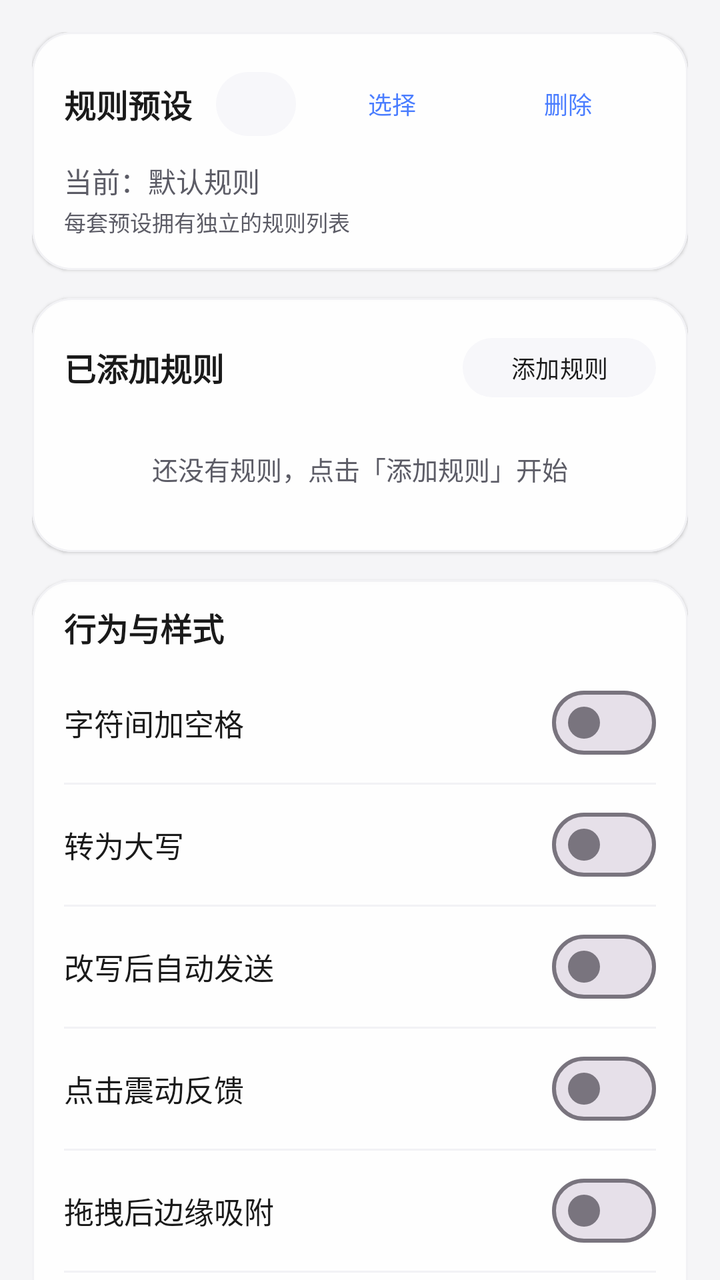
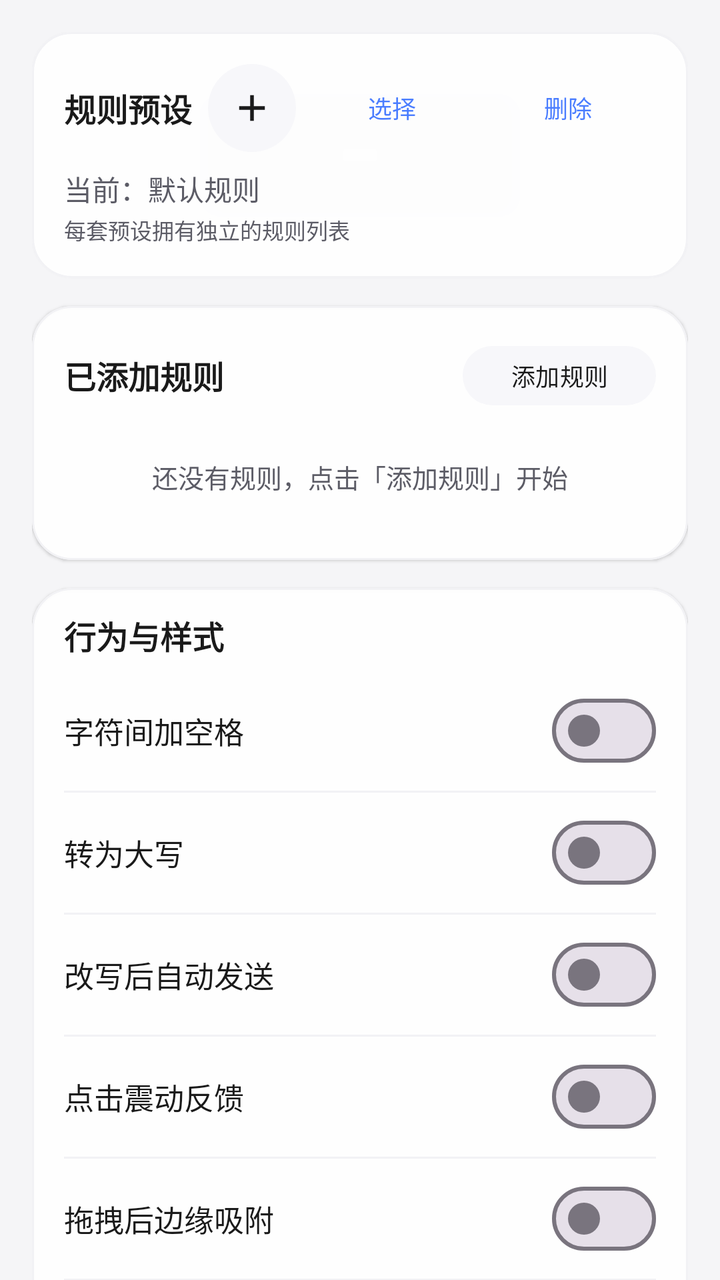

Two renders of the same Android screen: before a commit and after it. Below are the layout's source before the change and the commit's diff.
<!-- AndroidManifest.xml: application theme Theme.NekoType -->
<!-- res/layout/fragment_rules.xml -->
<?xml version="1.0" encoding="utf-8"?>
<androidx.core.widget.NestedScrollView xmlns:android="http://schemas.android.com/apk/res/android"
    xmlns:app="http://schemas.android.com/apk/res-auto"
    android:layout_width="match_parent"
    android:layout_height="match_parent"
    android:fillViewport="true">

    <LinearLayout
        android:layout_width="match_parent"
        android:layout_height="wrap_content"
        android:orientation="vertical"
        android:padding="16dp">

        
        <com.google.android.material.card.MaterialCardView
            android:layout_width="match_parent"
            android:layout_height="wrap_content"
            app:cardCornerRadius="20dp"
            app:cardElevation="1dp"
            app:strokeColor="?attr/colorOutlineVariant"
            app:strokeWidth="1dp"
            app:cardBackgroundColor="?attr/colorSurface">
            <LinearLayout
                android:layout_width="match_parent"
                android:layout_height="wrap_content"
                android:orientation="vertical"
                android:padding="16dp">

                <LinearLayout
                    android:layout_width="match_parent"
                    android:layout_height="wrap_content"
                    android:orientation="horizontal"
                    android:gravity="center_vertical">
                    <TextView
                        android:layout_width="0dp"
                        android:layout_height="wrap_content"
                        android:layout_weight="1"
                        android:text="@string/t39"
                        android:textSize="16sp"
                        android:textStyle="bold"
                        android:textColor="?attr/colorOnSurface"/>
                    
                    <com.google.android.material.button.MaterialButton
                        android:id="@+id/btnAddPreset"
                        style="@style/Widget.Material3.Button.TonalButton"
                        android:layout_width="40dp"
                        android:layout_height="40dp"
                        android:minWidth="0dp"
                        android:minHeight="0dp"
                        android:text="+"
                        android:textSize="20sp"
                        android:textStyle="bold"
                        android:contentDescription="@string/t41"/>
                    <com.google.android.material.button.MaterialButton
                        android:id="@+id/btnSelectRule"
                        style="@style/Widget.Material3.Button.TextButton"
                        android:layout_width="wrap_content"
                        android:layout_height="wrap_content"
                        android:minHeight="36dp"
                        android:textSize="12sp"
                        android:text="@string/t41"
                        android:layout_marginStart="4dp"/>
                    <com.google.android.material.button.MaterialButton
                        android:id="@+id/btnDeleteRule"
                        style="@style/Widget.Material3.Button.TextButton"
                        android:layout_width="wrap_content"
                        android:layout_height="wrap_content"
                        android:minHeight="36dp"
                        android:textSize="12sp"
                        android:text="@string/t42"/>
                </LinearLayout>

                <TextView
                    android:id="@+id/tvActiveRule"
                    android:layout_width="match_parent"
                    android:layout_height="wrap_content"
                    android:text="@string/t40"
                    android:textSize="14sp"
                    android:textColor="?attr/colorOnSurfaceVariant"
                    android:layout_marginTop="8dp"/>
                <TextView
                    android:layout_width="match_parent"
                    android:layout_height="wrap_content"
                    android:text="@string/t43"
                    android:textSize="11sp"
                    android:textColor="?attr/colorOnSurfaceVariant"
                    android:layout_marginTop="2dp"/>
            </LinearLayout>
        </com.google.android.material.card.MaterialCardView>

        
        <com.google.android.material.card.MaterialCardView
            android:layout_width="match_parent"
            android:layout_height="wrap_content"
            app:cardCornerRadius="20dp"
            app:cardElevation="1dp"
            app:strokeColor="?attr/colorOutlineVariant"
            app:strokeWidth="1dp"
            app:cardBackgroundColor="?attr/colorSurface"
            android:layout_marginTop="14dp">
            <LinearLayout
                android:layout_width="match_parent"
                android:layout_height="wrap_content"
                android:orientation="vertical"
                android:padding="16dp">

                <LinearLayout
                    android:layout_width="match_parent"
                    android:layout_height="wrap_content"
                    android:orientation="horizontal"
                    android:gravity="center_vertical">
                    <TextView
                        android:layout_width="0dp"
                        android:layout_height="wrap_content"
                        android:layout_weight="1"
                        android:text="@string/t44"
                        android:textSize="16sp"
                        android:textStyle="bold"
                        android:textColor="?attr/colorOnSurface"/>
                    <com.google.android.material.button.MaterialButton
                        android:id="@+id/btnAddRule"
                        style="@style/Widget.Material3.Button.TonalButton"
                        android:layout_width="wrap_content"
                        android:layout_height="wrap_content"
                        android:minHeight="36dp"
                        android:textSize="12sp"
                        android:text="@string/t45"/>
                </LinearLayout>

                <LinearLayout
                    android:id="@+id/llRuleList"
                    android:layout_width="match_parent"
                    android:layout_height="wrap_content"
                    android:orientation="vertical"
                    android:layout_marginTop="6dp"/>

                <TextView
                    android:id="@+id/tvEmptyRules"
                    android:layout_width="match_parent"
                    android:layout_height="wrap_content"
                    android:text="@string/t46"
                    android:textSize="13sp"
                    android:textColor="?attr/colorOnSurfaceVariant"
                    android:gravity="center"
                    android:paddingTop="16dp"
                    android:paddingBottom="16dp"/>
            </LinearLayout>
        </com.google.android.material.card.MaterialCardView>

        
        <com.google.android.material.card.MaterialCardView
            android:layout_width="match_parent"
            android:layout_height="wrap_content"
            app:cardCornerRadius="20dp"
            app:cardElevation="1dp"
            app:strokeColor="?attr/colorOutlineVariant"
            app:strokeWidth="1dp"
            app:cardBackgroundColor="?attr/colorSurface"
            android:layout_marginTop="14dp">
            <LinearLayout
                android:layout_width="match_parent"
                android:layout_height="wrap_content"
                android:orientation="vertical"
                android:paddingStart="16dp"
                android:paddingEnd="16dp"
                android:paddingTop="12dp"
                android:paddingBottom="8dp">

                <TextView
                    android:layout_width="wrap_content"
                    android:layout_height="wrap_content"
                    android:text="@string/t47"
                    android:textSize="16sp"
                    android:textStyle="bold"
                    android:textColor="?attr/colorOnSurface"
                    android:paddingBottom="6dp"/>

                <LinearLayout
                    android:layout_width="match_parent"
                    android:layout_height="wrap_content"
                    android:orientation="horizontal"
                    android:gravity="center_vertical"
                    android:paddingTop="6dp"
                    android:paddingBottom="6dp">
                    <TextView
                        android:layout_width="0dp"
                        android:layout_height="wrap_content"
                        android:layout_weight="1"
                        android:text="@string/t48"
                        android:textSize="15sp"
                        android:textColor="?attr/colorOnSurface"/>
                    <com.google.android.material.materialswitch.MaterialSwitch
                        android:id="@+id/swStyleSpaced"
                        android:layout_width="wrap_content"
                        android:layout_height="wrap_content"/>
                </LinearLayout>
                <View android:layout_width="match_parent" android:layout_height="1dp" android:background="?attr/colorOutlineVariant"/>

                <LinearLayout
                    android:layout_width="match_parent"
                    android:layout_height="wrap_content"
                    android:orientation="horizontal"
                    android:gravity="center_vertical"
                    android:paddingTop="6dp"
                    android:paddingBottom="6dp">
                    <TextView
                        android:layout_width="0dp"
                        android:layout_height="wrap_content"
                        android:layout_weight="1"
                        android:text="@string/t49"
                        android:textSize="15sp"
                        android:textColor="?attr/colorOnSurface"/>
                    <com.google.android.material.materialswitch.MaterialSwitch
                        android:id="@+id/swStyleUpper"
                        android:layout_width="wrap_content"
                        android:layout_height="wrap_content"/>
                </LinearLayout>
                <View android:layout_width="match_parent" android:layout_height="1dp" android:background="?attr/colorOutlineVariant"/>

                <LinearLayout
                    android:layout_width="match_parent"
                    android:layout_height="wrap_content"
                    android:orientation="horizontal"
                    android:gravity="center_vertical"
                    android:paddingTop="6dp"
                    android:paddingBottom="6dp">
                    <TextView
                        android:layout_width="0dp"
                        android:layout_height="wrap_content"
                        android:layout_weight="1"
                        android:text="@string/t50"
                        android:textSize="15sp"
                        android:textColor="?attr/colorOnSurface"/>
                    <com.google.android.material.materialswitch.MaterialSwitch
                        android:id="@+id/swAutoSend"
                        android:layout_width="wrap_content"
                        android:layout_height="wrap_content"/>
                </LinearLayout>
                <View android:layout_width="match_parent" android:layout_height="1dp" android:background="?attr/colorOutlineVariant"/>

                <LinearLayout
                    android:layout_width="match_parent"
                    android:layout_height="wrap_content"
                    android:orientation="horizontal"
                    android:gravity="center_vertical"
                    android:paddingTop="6dp"
                    android:paddingBottom="6dp">
                    <TextView
                        android:layout_width="0dp"
                        android:layout_height="wrap_content"
                        android:layout_weight="1"
                        android:text="@string/t51"
                        android:textSize="15sp"
                        android:textColor="?attr/colorOnSurface"/>
                    <com.google.android.material.materialswitch.MaterialSwitch
                        android:id="@+id/swHaptic"
                        android:layout_width="wrap_content"
                        android:layout_height="wrap_content"/>
                </LinearLayout>
                <View android:layout_width="match_parent" android:layout_height="1dp" android:background="?attr/colorOutlineVariant"/>

                <LinearLayout
                    android:layout_width="match_parent"
                    android:layout_height="wrap_content"
                    android:orientation="horizontal"
                    android:gravity="center_vertical"
                    android:paddingTop="6dp"
                    android:paddingBottom="6dp">
                    <TextView
                        android:layout_width="0dp"
                        android:layout_height="wrap_content"
                        android:layout_weight="1"
                        android:text="@string/t52"
                        android:textSize="15sp"
                        android:textColor="?attr/colorOnSurface"/>
                    <com.google.android.material.materialswitch.MaterialSwitch
                        android:id="@+id/swSnap"
                        android:layout_width="wrap_content"
                        android:layout_height="wrap_content"/>
                </LinearLayout>
                <View android:layout_width="match_parent" android:layout_height="1dp" android:background="?attr/colorOutlineVariant"/>

                <LinearLayout
                    android:layout_width="match_parent"
                    android:layout_height="wrap_content"
                    android:orientation="horizontal"
                    android:gravity="center_vertical"
                    android:paddingTop="6dp"
                    android:paddingBottom="6dp">
                    <TextView
                        android:layout_width="0dp"
                        android:layout_height="wrap_content"
                        android:layout_weight="1"
                        android:text="@string/t53"
                        android:textSize="15sp"
                        android:textColor="?attr/colorOnSurface"/>
                    <com.google.android.material.materialswitch.MaterialSwitch
                        android:id="@+id/swSilentModify"
                        android:layout_width="wrap_content"
                        android:layout_height="wrap_content"/>
                </LinearLayout>
                <TextView
                    android:layout_width="match_parent"
                    android:layout_height="wrap_content"
                    android:text="@string/t54"
                    android:textSize="11sp"
                    android:textColor="?attr/colorOnSurfaceVariant"/>
                <View android:layout_width="match_parent" android:layout_height="1dp" android:background="?attr/colorOutlineVariant"/>

                <LinearLayout
                    android:layout_width="match_parent"
                    android:layout_height="wrap_content"
                    android:orientation="horizontal"
                    android:gravity="center_vertical"
                    android:paddingTop="6dp"
                    android:paddingBottom="6dp">
                    <TextView
                        android:layout_width="0dp"
                        android:layout_height="wrap_content"
                        android:layout_weight="1"
                        android:text="@string/t57"
                        android:textSize="15sp"
                        android:textColor="?attr/colorOnSurface"/>
                    <com.google.android.material.materialswitch.MaterialSwitch
                        android:id="@+id/swPunctTrigger"
                        android:layout_width="wrap_content"
                        android:layout_height="wrap_content"/>
                </LinearLayout>
                <TextView
                    android:layout_width="match_parent"
                    android:layout_height="wrap_content"
                    android:text="@string/t58"
                    android:textSize="11sp"
                    android:textColor="?attr/colorOnSurfaceVariant"/>
                
                <com.google.android.material.textfield.TextInputLayout
                    android:id="@+id/tilPunctChars"
                    android:layout_width="match_parent"
                    android:layout_height="wrap_content"
                    android:layout_marginTop="6dp"
                    app:hintEnabled="false"
                    app:boxBackgroundMode="outline">
                    <com.google.android.material.textfield.TextInputEditText
                        android:id="@+id/etPunctChars"
                        android:layout_width="match_parent"
                        android:layout_height="wrap_content"
                        android:hint="自定义触发标点（如 。！？，）"
                        android:textSize="14sp"
                        android:inputType="text"
                        android:maxLines="1"/>
                </com.google.android.material.textfield.TextInputLayout>
                <View android:layout_width="match_parent" android:layout_height="1dp" android:background="?attr/colorOutlineVariant"/>

                <LinearLayout
                    android:layout_width="match_parent"
                    android:layout_height="wrap_content"
                    android:orientation="horizontal"
                    android:gravity="center_vertical"
                    android:paddingTop="6dp"
                    android:paddingBottom="6dp">
                    <TextView
                        android:layout_width="0dp"
                        android:layout_height="wrap_content"
                        android:layout_weight="1"
                        android:text="@string/t59"
                        android:textSize="15sp"
                        android:textColor="?attr/colorOnSurface"/>
                    <com.google.android.material.materialswitch.MaterialSwitch
                        android:id="@+id/swEmoticon"
                        android:layout_width="wrap_content"
                        android:layout_height="wrap_content"/>
                </LinearLayout>
                <TextView
                    android:layout_width="match_parent"
                    android:layout_height="wrap_content"
                    android:text="@string/t60"
                    android:textSize="11sp"
                    android:textColor="?attr/colorOnSurfaceVariant"/>
                <View android:layout_width="match_parent" android:layout_height="1dp" android:background="?attr/colorOutlineVariant"/>

                <LinearLayout
                    android:layout_width="match_parent"
                    android:layout_height="wrap_content"
                    android:orientation="horizontal"
                    android:gravity="center_vertical"
                    android:paddingTop="6dp"
                    android:paddingBottom="6dp">
                    <TextView
                        android:layout_width="0dp"
                        android:layout_height="wrap_content"
                        android:layout_weight="1"
                        android:text="@string/t1001"
                        android:textSize="15sp"
                        android:textColor="?attr/colorOnSurface"/>
                    <com.google.android.material.materialswitch.MaterialSwitch
                        android:id="@+id/swDeleteOptimize"
                        android:layout_width="wrap_content"
                        android:layout_height="wrap_content"/>
                </LinearLayout>
                <TextView
                    android:layout_width="match_parent"
                    android:layout_height="wrap_content"
                    android:text="@string/t1002"
                    android:textSize="11sp"
                    android:textColor="?attr/colorOnSurfaceVariant"/>
                <View android:layout_width="match_parent" android:layout_height="1dp" android:background="?attr/colorOutlineVariant"/>

                <LinearLayout
                    android:layout_width="match_parent"
                    android:layout_height="wrap_content"
                    android:orientation="horizontal"
                    android:gravity="center_vertical"
                    android:paddingTop="6dp"
                    android:paddingBottom="6dp">
                    <TextView
                        android:layout_width="0dp"
                        android:layout_height="wrap_content"
                        android:layout_weight="1"
                        android:text="@string/t1003"
                        android:textSize="15sp"
                        android:textColor="?attr/colorOnSurface"/>
                    <com.google.android.material.materialswitch.MaterialSwitch
                        android:id="@+id/swVoiceOptimize"
                        android:layout_width="wrap_content"
                        android:layout_height="wrap_content"/>
                </LinearLayout>
                <TextView
                    android:layout_width="match_parent"
                    android:layout_height="wrap_content"
                    android:text="@string/t1004"
                    android:textSize="11sp"
                    android:textColor="?attr/colorOnSurfaceVariant"/>
                <View android:layout_width="match_parent" android:layout_height="1dp" android:background="?attr/colorOutlineVariant"/>

                <LinearLayout
                    android:layout_width="match_parent"
                    android:layout_height="wrap_content"
                    android:orientation="horizontal"
                    android:gravity="center_vertical"
                    android:paddingTop="6dp"
                    android:paddingBottom="6dp">
                    <TextView
                        android:layout_width="0dp"
                        android:layout_height="wrap_content"
                        android:layout_weight="1"
                        android:text="@string/i43"
                        android:textSize="15sp"
                        android:textColor="?attr/colorOnSurface"/>
                    <com.google.android.material.materialswitch.MaterialSwitch
                        android:id="@+id/swPriorityGlobal"
                        android:layout_width="wrap_content"
                        android:layout_height="wrap_content"/>
                </LinearLayout>
                <TextView
                    android:layout_width="match_parent"
                    android:layout_height="wrap_content"
                    android:text="@string/i44"
                    android:textSize="11sp"
                    android:textColor="?attr/colorOnSurfaceVariant"/>
            </LinearLayout>
        </com.google.android.material.card.MaterialCardView>

        
        <com.google.android.material.card.MaterialCardView
            android:layout_width="match_parent"
            android:layout_height="wrap_content"
            app:cardCornerRadius="20dp"
            app:cardElevation="1dp"
            app:strokeColor="?attr/colorOutlineVariant"
            app:strokeWidth="1dp"
            app:cardBackgroundColor="?attr/colorSurface"
            android:layout_marginTop="14dp"
            android:layout_marginBottom="28dp">
            <LinearLayout
                android:layout_width="match_parent"
                android:layout_height="wrap_content"
                android:orientation="vertical"
                android:padding="16dp">

                <TextView
                    android:layout_width="wrap_content"
                    android:layout_height="wrap_content"
                    android:text="@string/t69"
                    android:textSize="16sp"
                    android:textStyle="bold"
                    android:textColor="?attr/colorOnSurface"/>
                <TextView
                    android:layout_width="wrap_content"
                    android:layout_height="wrap_content"
                    android:text="@string/t70"
                    android:textSize="11sp"
                    android:textColor="?attr/colorOnSurfaceVariant"
                    android:layout_marginTop="10dp"/>
                <EditText
                    android:id="@+id/etPreviewInput"
                    android:layout_width="match_parent"
                    android:layout_height="wrap_content"
                    android:background="@drawable/bg_bubble_in"
                    android:hint="@string/i2"
                    android:inputType="textMultiLine"
                    android:minHeight="52dp"
                    android:padding="14dp"
                    android:gravity="top|start"
                    android:textColor="?attr/colorOnSurface"
                    android:textColorHint="?attr/colorOnSurfaceVariant"
                    android:layout_marginTop="4dp"/>
                <com.google.android.material.button.MaterialButton
                    android:id="@+id/btnPreview"
                    style="@style/Widget.Material3.Button.TonalButton"
                    android:layout_width="match_parent"
                    android:layout_height="wrap_content"
                    android:layout_marginTop="10dp"
                    android:text="@string/t71"/>
                <TextView
                    android:layout_width="wrap_content"
                    android:layout_height="wrap_content"
                    android:text="@string/t72"
                    android:textSize="11sp"
                    android:textColor="?attr/colorOnSurfaceVariant"
                    android:layout_marginTop="14dp"/>
                <TextView
                    android:id="@+id/tvPreviewOutput"
                    android:layout_width="match_parent"
                    android:layout_height="wrap_content"
                    android:background="@drawable/bg_bubble_out"
                    android:padding="14dp"
                    android:textSize="15sp"
                    android:textColor="?attr/colorOnSurface"
                    android:minHeight="52dp"
                    android:gravity="top|start"
                    android:textIsSelectable="true"
                    android:layout_marginTop="4dp"/>
            </LinearLayout>
        </com.google.android.material.card.MaterialCardView>
    </LinearLayout>
</androidx.core.widget.NestedScrollView>
<!-- resources referenced by this layout -->
<resources>
  <!-- drawable bg_bubble_in (drawable) -->
  <?xml version="1.0" encoding="utf-8"?>
  <shape xmlns:android="http://schemas.android.com/apk/res/android"
      android:shape="rectangle">
      <solid android:color="@color/bubble_in"/>
      <corners
          android:topLeftRadius="18dp"
          android:topRightRadius="18dp"
          android:bottomLeftRadius="18dp"
          android:bottomRightRadius="6dp"/>
  </shape>
  <!-- drawable bg_bubble_out (drawable) -->
  <?xml version="1.0" encoding="utf-8"?>
  <shape xmlns:android="http://schemas.android.com/apk/res/android"
      android:shape="rectangle">
      <solid android:color="@color/bubble_out"/>
      <corners
          android:topLeftRadius="18dp"
          android:topRightRadius="18dp"
          android:bottomLeftRadius="6dp"
          android:bottomRightRadius="18dp"/>
  </shape>
  <string name="i2">输入一段测试消息</string>
  <string name="i43">按等级全局执行</string>
  <string name="i44">开启后所有规则打散，严格按等级从大到小逐条执行（例：让"替换"在后缀之后生效）</string>
  <string name="t1001">删除优化</string>
  <string name="t1002">删除文字时暂不改写，停手约 0.5 秒后恢复（避免"后缀删不掉／越删越多"）</string>
  <string name="t1003">语音输入优化</string>
  <string name="t1004">语音输入时用更长的停顿判定（默认 1 秒）再改写，避免说到一半被打断</string>
  <string name="t39">规则预设</string>
  <string name="t40">当前：默认规则</string>
  <string name="t41">选择</string>
  <string name="t42">删除</string>
  <string name="t43">每套预设拥有独立的规则列表</string>
  <string name="t44">已添加规则</string>
  <string name="t45">添加规则</string>
  <string name="t46">还没有规则，点击「添加规则」开始</string>
  <string name="t47">行为与样式</string>
  <string name="t48">字符间加空格</string>
  <string name="t49">转为大写</string>
  <string name="t50">改写后自动发送</string>
  <string name="t51">点击震动反馈</string>
  <string name="t52">拖拽后边缘吸附</string>
  <string name="t53">静默修改</string>
  <string name="t54">通过 Shizuku/Root 直接注入文本，绕过部分应用限制，全程无弹窗（需 Shizuku 或 Root 模式）</string>
  <string name="t57">标点触发</string>
  <string name="t58">强制篡改时：输入以标点（。！？,）结尾才篡改，打完一句才改（手动点发送不受限）</string>
  <string name="t59">随机颜文字</string>
  <string name="t60">每条消息自动追加随机颜文字（含 NekoType 原创猫系颜文字；也可用「随机颜文字」规则自定义池）</string>
  <string name="t69">效果预览</string>
  <string name="t70">输入</string>
  <string name="t71">预览变换结果</string>
  <string name="t72">输出</string>
  <color name="bubble_in">#E8F0FF</color>
  <color name="bubble_out">#F0E9FF</color>
  <color name="accent_blue">#4A7DFF</color>
  <color name="md_theme_onPrimary">#FFFFFF</color>
  <color name="glass_strong">#F7F7FA</color>
  <color name="fg_0">#1A1A1A</color>
  <color name="accent_purple">#9B6CFF</color>
  <color name="fg_1">#5C5C66</color>
  <color name="border_glass">#F2F2F5</color>
  <color name="bg_0">#F5F5F7</color>
  <style name="NekoWindowAnim" parent="@android:style/Animation.Activity">
          <item name="android:activityOpenEnterAnimation">@anim/cyber_activity_enter</item>
          <item name="android:activityOpenExitAnimation">@anim/cyber_activity_exit</item>
          <item name="android:activityCloseEnterAnimation">@anim/cyber_activity_enter</item>
          <item name="android:activityCloseExitAnimation">@null</item>
      </style>
  <!-- unchanged entries left out for length: 1 -->
</resources>

<!-- the commit's change to res/layout/fragment_rules.xml (unified diff, before → after) -->
@@ -43,13 +43,19 @@
                     <com.google.android.material.button.MaterialButton
                         android:id="@+id/btnAddPreset"
                         style="@style/Widget.Material3.Button.TonalButton"
-                        android:layout_width="40dp"
-                        android:layout_height="40dp"
+                        android:layout_width="44dp"
+                        android:layout_height="44dp"
                         android:minWidth="0dp"
                         android:minHeight="0dp"
-                        android:text="+"
-                        android:textSize="20sp"
-                        android:textStyle="bold"
+                        android:insetTop="0dp"
+                        android:insetBottom="0dp"
+                        android:paddingStart="10dp"
+                        android:paddingEnd="10dp"
+                        android:text=""
+                        app:icon="@drawable/ic_add"
+                        app:iconSize="22dp"
+                        app:iconPadding="0dp"
+                        app:iconGravity="textStart"
                         android:contentDescription="@string/t41"/>
                     <com.google.android.material.button.MaterialButton
                         android:id="@+id/btnSelectRule"
<!-- resource entries referenced after the edit -->
@@ -22,6 +22,18 @@
           android:bottomLeftRadius="6dp"
           android:bottomRightRadius="18dp"/>
   </shape>
+  <!-- drawable ic_add (drawable) -->
+  <?xml version="1.0" encoding="utf-8"?>
+  <vector xmlns:android="http://schemas.android.com/apk/res/android"
+      android:width="24dp"
+      android:height="24dp"
+      android:viewportWidth="24"
+      android:viewportHeight="24"
+      android:tint="?attr/colorOnSecondaryContainer">
+      <path
+          android:fillColor="#FFFFFFFF"
+          android:pathData="M19,13h-6v6h-2v-6H5v-2h6V5h2v6h6v2z"/>
+  </vector>
   <string name="i2">输入一段测试消息</string>
   <string name="i43">按等级全局执行</string>
   <string name="i44">开启后所有规则打散，严格按等级从大到小逐条执行（例：让"替换"在后缀之后生效）</string>
